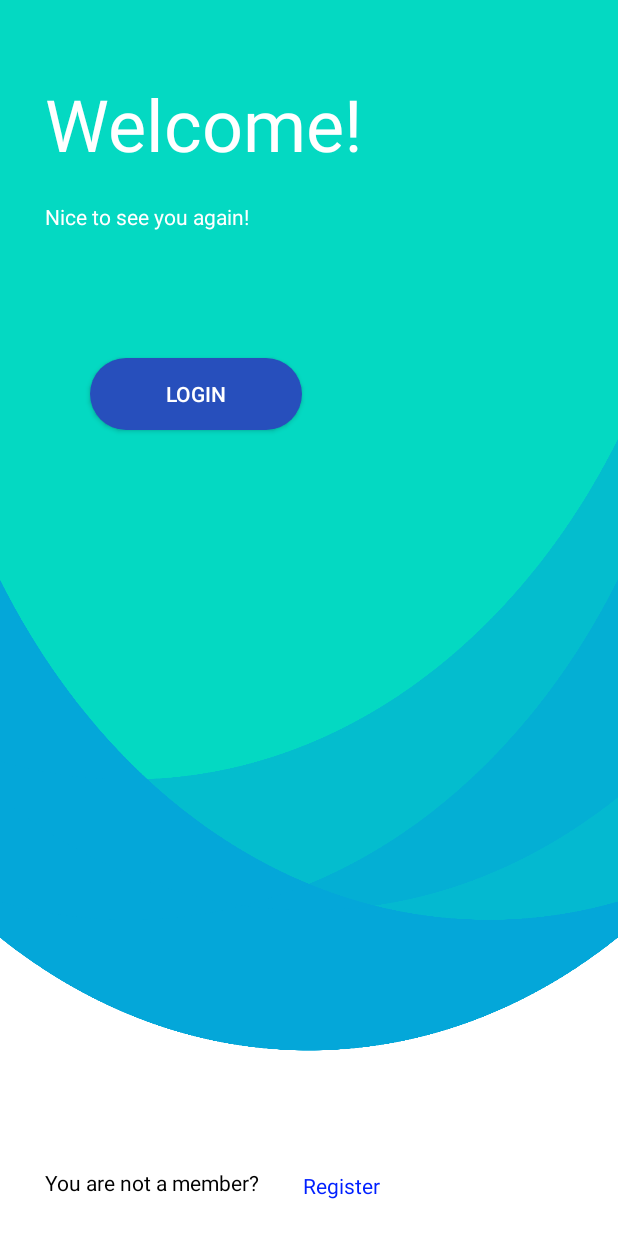
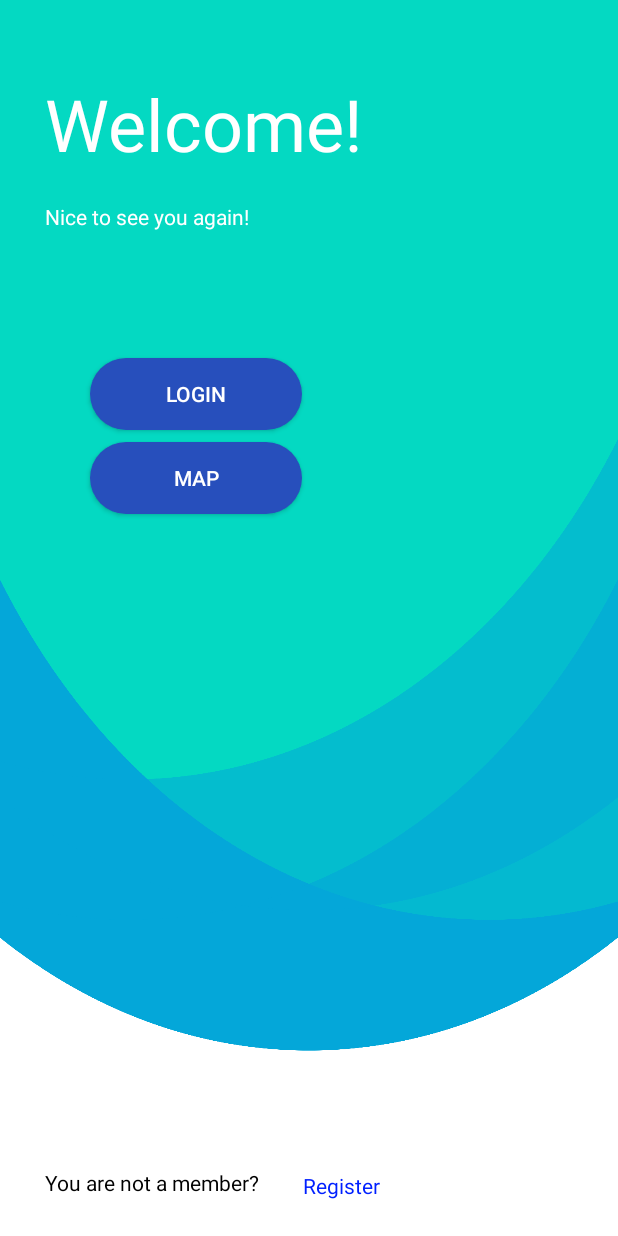
Before and after one commit to IordachescuAnca/Air-Guardians, an Android app: the screen it shows after launch (MainActivity), on a phone screen of 412 x 824 dp. Run offline under Robolectric (Android 15) with nearby library versions, the light colour scheme and no system bars.

Commit message:
Revert "begin design - register activity"
This reverts commit dcde4211d77483a0a6bb8649c5c715437a0e45f0.

# Conflicts:
#	app/src/main/res/drawable-hdpi/background.png
#	app/src/main/res/drawable-ldpi/background.png
#	app/src/main/res/drawable-mdpi/background.png
#	app/src/main/res/drawable-xhdpi/background.png
#	app/src/main/res/drawable-xxhdpi/background.png
#	app/src/main/res/drawable-xxxhdpi/background.png
#	app/src/main/res/layout/activity_main.xml

```diff
--- a/app/build.gradle
+++ b/app/build.gradle
@@ -33,4 +33,5 @@ dependencies {
     androidTestImplementation 'androidx.test.espresso:espresso-core:3.1.1'
     //noinspection GradleCompatible
     implementation 'com.android.support:cardview-v7:28.0.0'
+    implementation 'com.google.android.gms:play-services-maps:17.0.0'
 }
--- a/app/src/main/res/layout/activity_main.xml
+++ b/app/src/main/res/layout/activity_main.xml
@@ -8,6 +8,7 @@
         tools:context=".MainActivity"
         android:id="@+id/welcome"
         android:background="@drawable/background">
+
 
     <TextView
             android:id="@+id/not_member"
@@ -73,4 +74,20 @@
             android:layout_marginStart="60dp" android:layout_marginTop="68dp"
             app:layout_constraintTop_toBottomOf="@+id/nice"/>
 
+    <Button
+            android:text="@string/map"
+            android:textColor="@color/white"
+            android:background="@drawable/button_login_welcome"
+            android:layout_width="141dp"
+            android:layout_height="wrap_content"
+            android:id="@+id/button_map" android:layout_alignParentBottom="true"
+            android:layout_alignParentEnd="true"
+            android:layout_alignParentRight="true"
+            android:layout_alignParentStart="true"
+            android:layout_alignParentLeft="true"
+            android:layout_alignParentTop="true"
+            app:layout_constraintStart_toStartOf="parent" android:layout_marginLeft="60dp"
+            android:layout_marginStart="60dp" android:layout_marginTop="124dp"
+            app:layout_constraintTop_toBottomOf="@+id/nice"/>
+
 </androidx.constraintlayout.widget.ConstraintLayout>
--- a/app/src/main/res/values/strings.xml
+++ b/app/src/main/res/values/strings.xml
@@ -6,5 +6,6 @@
     <string name="nice_to_see_you_again">Nice to see you again!</string>
     <string name="login">Login</string>
     <string name="don_t_have_an_account">Don\'t have an account?</string>
+    <string name="map">Map</string>
 
 </resources>
```
Also changed, not shown: app/src/main/AndroidManifest.xml (+17 -0 lines), app/src/main/java/com/example/airguardians/MainActivity.java (+40 -2 lines), app/src/main/java/com/example/airguardians/Map.java (added, +108 -0 lines), app/src/main/res/layout/activity_map.xml (added, +14 -0 lines), 3 other files.
